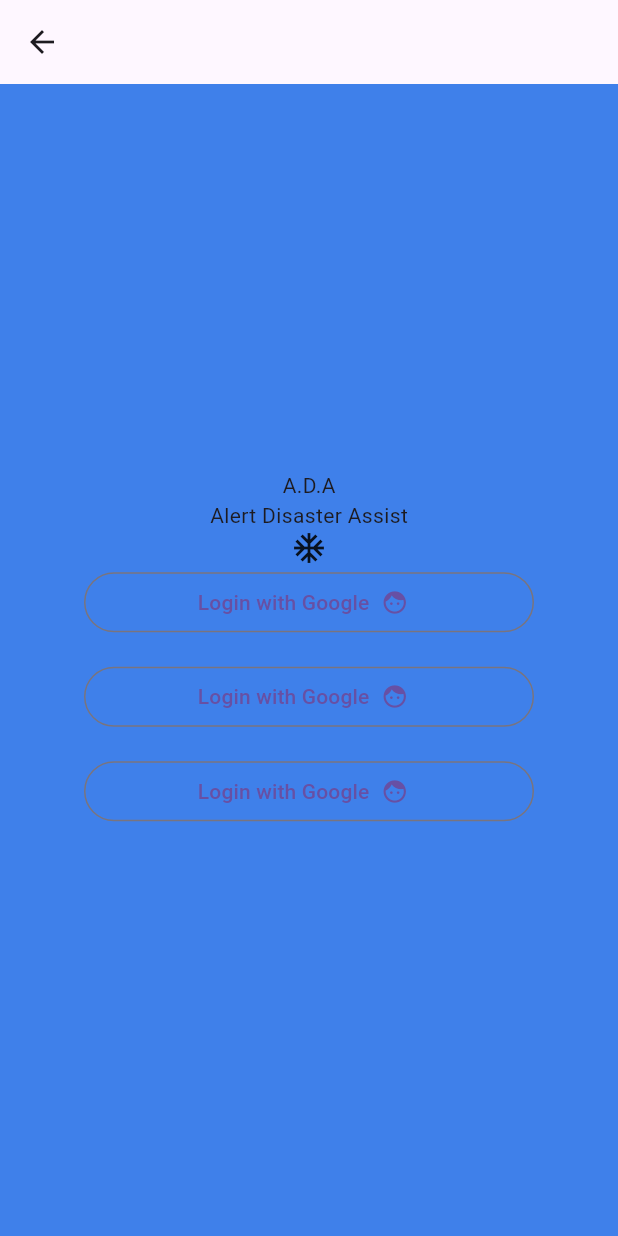
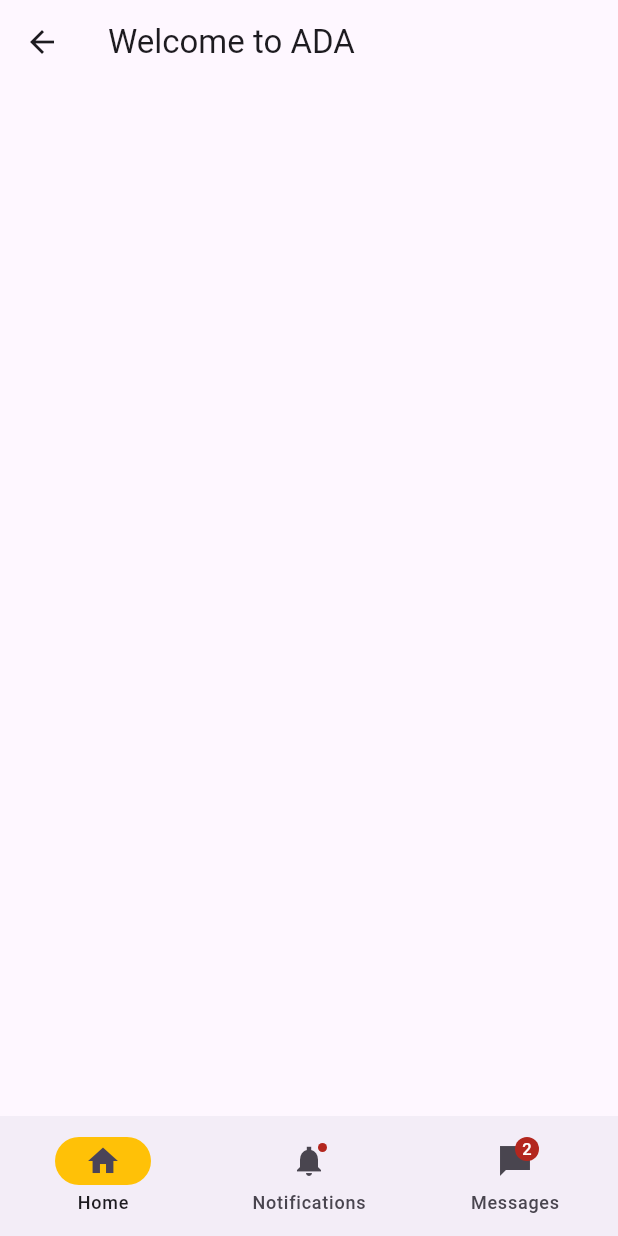
Before and after one commit to raul2710/ada_app_flutter, a Flutter app: the FirstStepsScreen screen opened by its route, after a tap on "Login with Google", on a phone screen of 412 x 824 dp. Run offline on Flutter 3.47's test engine with Material 3 defaults, Android fonts, the phone set to English and light mode, and no system bars; our stand-ins replace device_preview.

Commit message:
add main page

```diff
--- a/lib/main.dart
+++ b/lib/main.dart
@@ -3,6 +3,7 @@
 
 import 'view/first_steps_screen.dart';
 import 'view/login_screen.dart';
+import 'view/main_screen.dart';
 import 'view/subscribe_screen.dart';
 
 // void main() {
@@ -50,10 +51,10 @@
       //
       initialRoute: '/login',
       routes: {
-        '/login' :(context) => LoginScreen(),
-        '/subscribe' :(context) => SubscribeScreen(),
-        '/first-steps' :(context) => FirstStepsScreen(),
-        // 'screenListTravels' :(context) => ScreenListTravels(),
+        '/login' :(context) => const LoginScreen(),
+        '/subscribe' :(context) => const SubscribeScreen(),
+        '/first-steps' :(context) => const FirstStepsScreen(),
+        '/main' :(context) => const MainScreen(),
         // 'screenModifyItem' :(context) => ScreenModifyItem(),
         // 'screenAddTrip' :(context) => ScreenAddTrip(),
         // 'screenViewTrip' :(context) => ScreenViewTrip(),
--- a/lib/view/first_steps_screen.dart
+++ b/lib/view/first_steps_screen.dart
@@ -13,7 +13,7 @@
    @override
    Widget build(BuildContext context) {
        return Scaffold(
-           appBar: AppBar(toolbarOpacity: 1,),
+          //  appBar: AppBar(toolbarOpacity: 1,),
            body: Container(
             alignment: Alignment.center,
               color: const Color(0xFF3F80EA),
@@ -29,7 +29,7 @@
 
                   OutlinedButton.icon(
                     onPressed: ()=>{
-                      Navigator.pushNamed(context, '/mainPage')
+                      Navigator.pushNamed(context, '/main')
                     },
                     label: const Text('Login with Google'),
                     // child: Text('Login with Google'),
@@ -40,7 +40,7 @@
                   const SizedBox(height: 15,),
                   OutlinedButton.icon(
                     onPressed: ()=>{
-                      Navigator.pushNamed(context, '/mainPage')
+                      Navigator.pushNamed(context, '/main')
                     },
                     label: const Text('Login with Google'),
                     // child: Text('Login with Google'),
@@ -51,7 +51,7 @@
                   const SizedBox(height: 15,),
                   OutlinedButton.icon(
                     onPressed: ()=>{
-                      Navigator.pushNamed(context, '/mainPage')
+                      Navigator.pushNamed(context, '/main')
                     },
                     label: const Text('Login with Google'),
                     // child: Text('Login with Google'),
--- /dev/null
+++ b/lib/view/main_screen.dart
@@ -0,0 +1,56 @@
+import 'package:flutter/material.dart';
+
+class MainScreen extends StatefulWidget {
+
+  const MainScreen({super.key});
+
+  @override
+  State<MainScreen> createState() => _MainScreenState();
+}
+
+class _MainScreenState extends State<MainScreen> {
+
+  int currentPageIndex = 0;
+
+  @override
+  Widget build(BuildContext context) {
+    return Scaffold(
+      appBar: AppBar(
+        title: const Text('Welcome to ADA'
+        ),
+      ),
+      body: SingleChildScrollView(
+        child: Column(
+
+        ),
+      ),
+      bottomNavigationBar: NavigationBar(
+        onDestinationSelected: (int index) {
+          setState(() {
+            currentPageIndex = index;
+          });
+        },
+        indicatorColor: Colors.amber,
+        selectedIndex: currentPageIndex,
+        destinations: const <Widget>[
+          NavigationDestination(
+            selectedIcon: Icon(Icons.home),
+            icon: Icon(Icons.home_outlined),
+            label: 'Home',
+          ),
+          NavigationDestination(
+            icon: Badge(child: Icon(Icons.notifications_sharp)),
+            label: 'Notifications',
+          ),
+          NavigationDestination(
+            icon: Badge(
+              label: Text('2'),
+              child: Icon(Icons.messenger_sharp),
+            ),
+            label: 'Messages',
+          ),
+        ],
+      ),
+    );
+  }
+}
```
